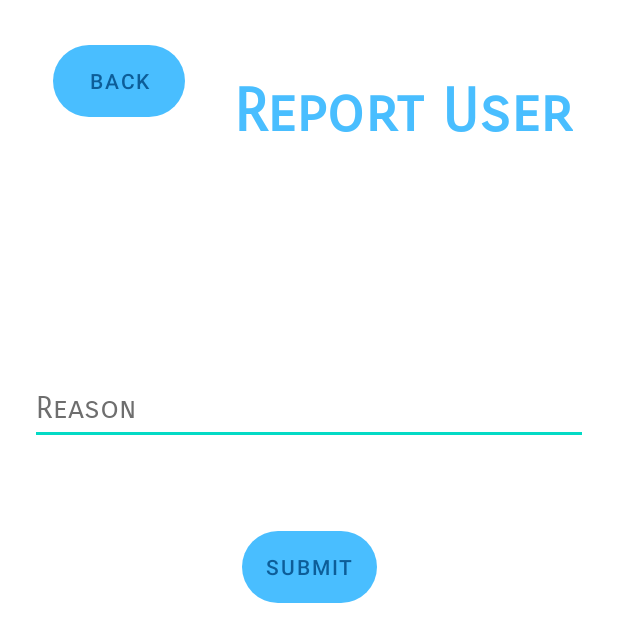
After one commit to garg001/Atleta, an Android app: the ReportActivity screen opened directly, with no data from a screen before it, on a phone screen of 412 x 824 dp. The commit adds this screen. Shown: the top 642 px of the screen. Run offline under Robolectric (Android 15) with nearby library versions, the phone set to English and light mode, and no system bars; our stand-ins replace Firebase (no records; nobody signed in at launch, a user with empty details on screens opened directly).

Commit message:
Added Report Activity.

```diff
--- a/app/src/main/AndroidManifest.xml
+++ b/app/src/main/AndroidManifest.xml
@@ -14,6 +14,9 @@
         android:supportsRtl="true"
         android:theme="@style/Theme.Atleta"
         android:usesCleartextTraffic="true">
+        <activity
+            android:name=".ReportActivity"
+            android:exported="false" />
         <activity
             android:name=".IndividualChatActivity"
             android:exported="false" />
--- /dev/null
+++ b/app/src/main/java/com/example/atleta/ReportActivity.java
@@ -0,0 +1,73 @@
+package com.example.atleta;
+
+import androidx.appcompat.app.AppCompatActivity;
+
+import android.os.Bundle;
+import android.widget.Button;
+import android.widget.EditText;
+import android.widget.Toast;
+
+import com.google.firebase.auth.FirebaseAuth;
+import com.google.firebase.auth.FirebaseUser;
+import com.google.firebase.database.DatabaseReference;
+import com.google.firebase.database.FirebaseDatabase;
+
+import java.time.LocalDateTime;
+import java.time.format.DateTimeFormatter;
+import java.util.HashMap;
+
+public class ReportActivity extends AppCompatActivity {
+
+    private Button backBtn,submitBtn;
+    private EditText reasonEt;
+    private String uID;
+    private FirebaseAuth mAuth=FirebaseAuth.getInstance();
+    private FirebaseUser user;
+    private String reason;
+    private DatabaseReference mDatabase;
+
+    @Override
+    public void onBackPressed() {
+        finish();
+    }
+
+    @Override
+    protected void onCreate(Bundle savedInstanceState) {
+        super.onCreate(savedInstanceState);
+        setContentView(R.layout.activity_report);
+
+        backBtn=findViewById(R.id.reportBackBtn);
+        submitBtn=findViewById(R.id.submitButton);
+        reasonEt=findViewById(R.id.reasonET);
+
+        mDatabase=FirebaseDatabase.getInstance().getReference();
+
+
+        user=mAuth.getCurrentUser();
+
+        uID=getIntent().getStringExtra("uID");
+
+        backBtn.setOnClickListener(v->{
+            finish();
+        });
+
+        submitBtn.setOnClickListener(v->{
+            reason=reasonEt.getText().toString();
+            if(!reason.isEmpty()){
+                HashMap<String,Object> reportMap=new HashMap<>();
+                reportMap.put("reportedBy",user.getUid());
+                reportMap.put("reason",reason);
+                DateTimeFormatter dtf = DateTimeFormatter.ofPattern("dd/MM/yyyy HH:mm:ss");
+                LocalDateTime now = LocalDateTime.now();
+                reportMap.put("date",dtf.format(now));
+                final String currentTimestamp = String.valueOf(System.currentTimeMillis());
+                mDatabase.child("reports").child(uID).child(currentTimestamp).setValue(reportMap);
+                Toast.makeText(ReportActivity.this, "User reported.", Toast.LENGTH_SHORT).show();
+                finish();
+            }
+            else
+                Toast.makeText(ReportActivity.this, "Reason can't be empty.", Toast.LENGTH_SHORT).show();
+
+        });
+    }
+}
--- a/app/src/main/java/com/example/atleta/SwipeActivity.java
+++ b/app/src/main/java/com/example/atleta/SwipeActivity.java
@@ -40,7 +40,6 @@ public class SwipeActivity extends AppCompatActivity {
     private static final String TAG ="SwipeActivity" ;
     private CardStackLayoutManager manager;
     private CardStackAdapter adapter;
-    private Bundle extras;
     private FirebaseUser user;
     private FirebaseAuth mAuth;
     private DatabaseReference mDatabase,userRef;
--- /dev/null
+++ b/app/src/main/res/layout/activity_report.xml
@@ -0,0 +1,71 @@
+<?xml version="1.0" encoding="utf-8"?>
+<androidx.constraintlayout.widget.ConstraintLayout xmlns:android="http://schemas.android.com/apk/res/android"
+    xmlns:app="http://schemas.android.com/apk/res-auto"
+    xmlns:tools="http://schemas.android.com/tools"
+    android:layout_width="match_parent"
+    android:layout_height="match_parent"
+    android:background="#ffffff"
+    android:backgroundTint="#ffffff"
+    tools:context=".ReportActivity">
+
+    <TextView
+        android:id="@+id/textView2"
+        android:layout_width="wrap_content"
+        android:layout_height="wrap_content"
+        android:layout_marginStart="20dp"
+        android:layout_marginTop="50dp"
+        android:fontFamily="sans-serif-smallcaps"
+        android:text="Report User"
+        android:textColor="#49BEFF"
+        android:textSize="40sp"
+        android:textStyle="bold"
+        app:layout_constraintEnd_toEndOf="parent"
+        app:layout_constraintHorizontal_bias="0.82"
+        app:layout_constraintStart_toStartOf="parent"
+        app:layout_constraintTop_toTopOf="parent" />
+
+    <EditText
+        android:id="@+id/reasonET"
+        android:layout_width="0dp"
+        android:layout_height="wrap_content"
+        android:layout_marginStart="20dp"
+        android:layout_marginTop="150dp"
+        android:layout_marginEnd="20dp"
+        android:ems="10"
+        android:fontFamily="sans-serif-smallcaps"
+        android:hint="Reason"
+        android:inputType="textPersonName"
+        android:minHeight="48dp"
+        android:textColor="#252525"
+        android:textColorHint="#6E6E6E"
+        android:textSize="20sp"
+        app:layout_constraintEnd_toEndOf="parent"
+        app:layout_constraintHorizontal_bias="0.28"
+        app:layout_constraintStart_toStartOf="parent"
+        app:layout_constraintTop_toBottomOf="@+id/textView2" />
+
+    <Button
+        android:id="@+id/submitButton"
+        android:layout_width="wrap_content"
+        android:layout_height="wrap_content"
+        android:background="@drawable/background_btn"
+        android:text="Submit"
+        app:layout_constraintBottom_toBottomOf="parent"
+        app:layout_constraintEnd_toEndOf="parent"
+        app:layout_constraintStart_toStartOf="parent"
+        app:layout_constraintTop_toBottomOf="@+id/reasonET"
+        app:layout_constraintVertical_bias="0.120000005" />
+
+    <Button
+        android:id="@+id/reportBackBtn"
+        android:layout_width="wrap_content"
+        android:layout_height="wrap_content"
+        android:layout_marginStart="20dp"
+        android:layout_marginTop="30dp"
+        android:background="@drawable/background_btn"
+        android:text="Back"
+        app:layout_constraintEnd_toEndOf="parent"
+        app:layout_constraintHorizontal_bias="0.05"
+        app:layout_constraintStart_toStartOf="parent"
+        app:layout_constraintTop_toTopOf="parent" />
+</androidx.constraintlayout.widget.ConstraintLayout>
```
Also changed, not shown: app/src/main/java/com/example/atleta/BasicUserProfileActivity.java (+10 -1 lines), app/src/main/res/layout/activity_basic_user_profile.xml (+13 -0 lines).
